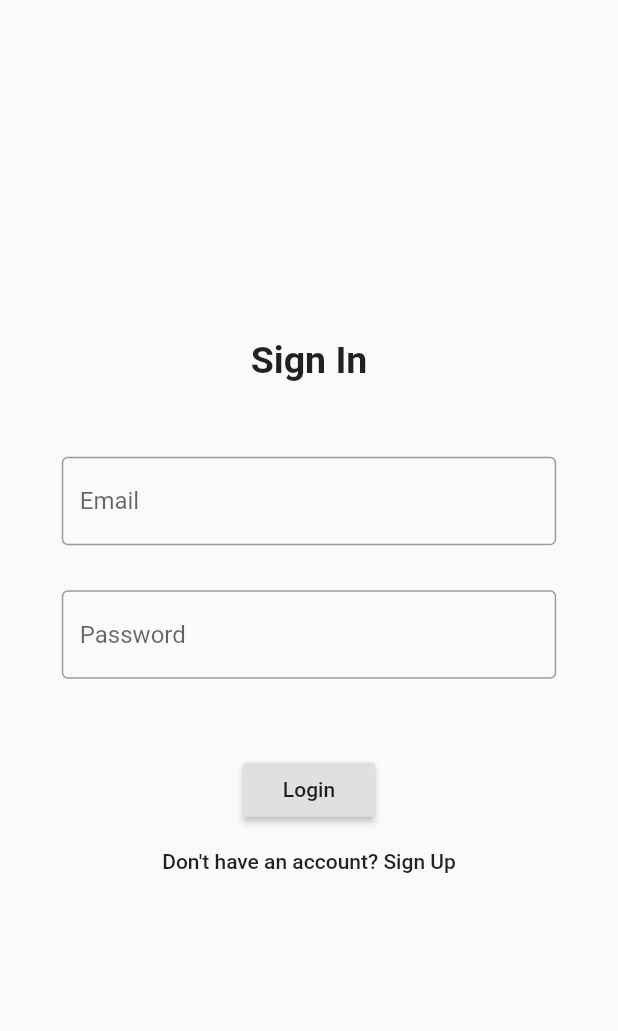
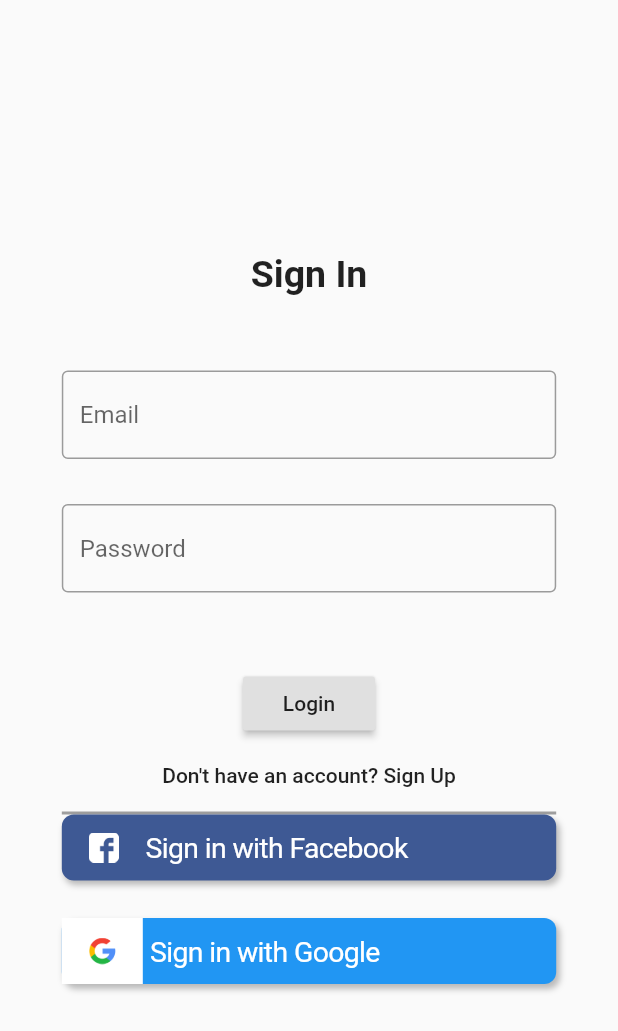
Before and after one commit to haroonkhan335/friends_making, a Flutter app: the screen it shows after launch, on a phone screen of 412 x 824 dp. Shown: the top 1031 px of the screen. Run offline on Flutter 3.47's test engine with Material 2 defaults, Android fonts, the phone set to English and light mode, and no system bars; our stand-ins replace bubble, cached_network_image, cloud_firestore, firebase_auth, firebase_core, firebase_database and 9 more; accounts and stored records are empty.

Commit message:
social auths

```diff
--- /dev/null
+++ b/lib/consts/socialLoginButtons.dart
@@ -0,0 +1,232 @@
+import 'package:cloud_firestore/cloud_firestore.dart';
+import 'package:firebase_auth/firebase_auth.dart';
+import 'package:flutter/material.dart';
+import 'package:friends_making/src/auth/controllers/authController.dart';
+import 'package:get/get.dart';
+import 'package:sign_in_with_apple/sign_in_with_apple.dart';
+
+class SocialLoginButtons {
+  static final _firestore = FirebaseFirestore.instance;
+  static final _firebaseAuth = FirebaseAuth.instance;
+  static AuthorizationCredentialAppleID authorizationCredentialAppleID;
+
+  static final double height = 44;
+  static final _appleIconSizeScale = 28 / 44;
+  static final fontSize = height * 0.43;
+  static final AuthController authController = Get.find();
+
+  // static Widget apple({String city, String directions, double latitude, double longitude}) => SignInWithAppleButton(
+  //       iconAlignment: IconAlignment.left,
+  //       onPressed: () async {
+  //         try {
+  //           authorizationCredentialAppleID = await SignInWithApple.getAppleIDCredential(
+  //             scopes: [
+  //               AppleIDAuthorizationScopes.email,
+  //               AppleIDAuthorizationScopes.fullName,
+  //             ],
+  //           );
+  //           final oauthCredential = OAuthProvider("apple.com").credential(
+  //             idToken: authorizationCredentialAppleID.identityToken,
+  //           );
+  //           final fbUser = (await _firebaseAuth.signInWithCredential(oauthCredential)).user;
+  //           final givenName = authorizationCredentialAppleID.givenName;
+  //           print('GIVEN NAME::: $givenName');
+
+  //           final userData = {
+  //             "uid": fbUser.uid,
+  //             "displayName": givenName,
+  //             "photoUrl": "",
+  //             "email": authorizationCredentialAppleID.email ?? '',
+  //             "emailVerified": true,
+  //             "phoneNumber": "",
+  //             "isAnonymous": true,
+  //             "tenantId": "",
+  //             "lastLoginAt": DateTime.now(),
+  //             "createdAt": DateTime.now(),
+  //             "city": city,
+  //             "directions": authController.address.addressLine ?? '',
+  //             "latitude": authController.latitude ?? '',
+  //             "longitude": authController.longitude ?? '',
+  //             "cityCode": authController.address.locality ?? '',
+  //             "firstName": givenName ?? '',
+  //             "lastName": givenName ?? '',
+  //             "haveCompletedData": false,
+  //             "middleInitial": givenName ?? "",
+  //             "secondLastName": "",
+  //             "drivingLicense": ""
+  //           };
+
+  //           //TODO: remove later after fixing Apple Authentication
+  //           // final firebaseUser = UserModel.User.fromJson(
+  //           //     (await _firestore.collection('users').doc('56I8f8w7n5VC35ZepuizlqpjhH02').get()).data());
+  //           // await authController.signInWithApple(firebaseUser);
+  //           await _firestore.collection('users').doc(fbUser.uid).set(userData);
+  //           await authController.signInWithApple(UserModel.User.fromJson(userData));
+  //         } on SignInWithAppleAuthorizationException catch (e, s) {
+  //           switch (e.code) {
+  //             case AuthorizationErrorCode.canceled:
+  //               print('CANCELED');
+  //               return;
+  //               break;
+  //             case AuthorizationErrorCode.failed:
+  //               print('FAILED');
+  //               return;
+  //               break;
+  //             case AuthorizationErrorCode.invalidResponse:
+  //               print('INVALID RESPONSE');
+  //               return;
+  //               break;
+  //             case AuthorizationErrorCode.notHandled:
+  //               print('NOT HANDLED');
+  //               return;
+  //               break;
+  //             case AuthorizationErrorCode.unknown:
+  //               print('UNKNOWN');
+  //               Fluttertoast.showToast(msg: 'Unknown exception by Apple!');
+  //               return;
+  //               break;
+  //             default:
+  //               print('DEFAULT');
+  //           }
+  //         }
+
+  //         // print('AUTHORIZATION CODE ${authorizationCredentialAppleID.authorizationCode}');
+
+  //         // print('APPLE ID CREDENTIALS:::: $authorizationCredentialAppleID');
+  //         // final oAuthProvider = OAuthProvider('apple.com');
+
+  //         // final credential = oAuthProvider.credential(
+  //         //   idToken: authorizationCredentialAppleID.identityToken,
+  //         //   accessToken: authorizationCredentialAppleID.authorizationCode,
+  //         // );
+  //         // await FirebaseAuth.instance.signInWithCredential(credential);
+  //         // print(credential);
+  //       },
+  //     );
+  static Widget facebook = GestureDetector(
+      onTap: () async {
+        // await authController.signInWithFacebook(authController);
+      },
+      child: Container(
+        height: height,
+        decoration: BoxDecoration(
+          color: Color(0xFF3E5994),
+          borderRadius: BorderRadius.circular(8),
+          boxShadow: [
+            BoxShadow(color: Colors.black26, offset: Offset(2, 3), blurRadius: 3),
+          ],
+        ),
+        child: Center(
+          child: Row(
+            children: [
+              Container(
+                padding: EdgeInsets.symmetric(horizontal: 18.0),
+                child: Image(
+                  image: AssetImage('assets/facebook-white-icon.png'),
+                  height: 20,
+                  width: 20,
+                  fit: BoxFit.contain,
+                ),
+              ),
+              Text('Sign in with Facebook',
+                  style: TextStyle(
+                      fontSize: height * 0.43, fontFamily: '.SF Pro Text', letterSpacing: -0.41, inherit: false))
+            ],
+          ),
+        ),
+      ));
+  static Widget google = GestureDetector(
+      onTap: () async {
+        // if (authController.locationService == false) {
+        //   await authController.signInWithGoogle(city: "", directions: "", latitude: 0.0, longitude: 0.0);
+        // } else {
+        //   await authController.signInWithGoogle(
+        //       city: authController.address.locality,
+        //       directions: authController.address.addressLine,
+        //       latitude: authController.latitude,
+        //       longitude: authController.longitude);
+        // }
+      },
+      child: Container(
+        height: height,
+        decoration: BoxDecoration(
+          color: Colors.blue,
+          borderRadius: BorderRadius.circular(8),
+          boxShadow: [
+            BoxShadow(color: Colors.black26, offset: Offset(2, 3), blurRadius: 3),
+          ],
+        ),
+        child: Center(
+          child: Row(
+            children: [
+              IntrinsicHeight(
+                child: Container(
+                  color: Colors.white,
+                  height: height,
+                  padding: EdgeInsets.symmetric(horizontal: 18.0),
+                  child: Image(
+                    image: AssetImage('assets/google-logo-ios.png'),
+                    height: 18,
+                    width: 18,
+                    fit: BoxFit.contain,
+                  ),
+                ),
+              ),
+              SizedBox(width: 5),
+              Text('Sign in with Google',
+                  style: TextStyle(
+                      color: Colors.white,
+                      fontSize: height * 0.43,
+                      fontFamily: '.SF Pro Text',
+                      letterSpacing: -0.41,
+                      inherit: false))
+            ],
+          ),
+        ),
+      ));
+  // static Widget apple = Container(
+  //   height: height,
+  //   decoration: BoxDecoration(
+  //     color: Colors.black,
+  //     boxShadow: [
+  //       BoxShadow(color: Colors.grey, offset: Offset(3, 3), blurRadius: 3),
+  //       BoxShadow(color: Colors.grey, offset: Offset(-3, 3), blurRadius: 3),
+  //       BoxShadow(color: Colors.grey, offset: Offset(3, -3), blurRadius: 3),
+  //       BoxShadow(color: Colors.grey, offset: Offset(-3, -3), blurRadius: 3),
+  //     ],
+  //     borderRadius: BorderRadius.circular(8),
+  //   ),
+  //   child: Center(
+  //     child: Row(
+  //       mainAxisAlignment: MainAxisAlignment.center,
+  //       children: [
+  //         appleIcon,
+  //         SizedBox(width: 10),
+  //         Text('Sign in with Apple',
+  //             style:
+  //                 TextStyle(fontSize: height * 0.43, fontFamily: '.SF Pro Text', letterSpacing: -0.41, inherit: false))
+  //       ],
+  //     ),
+  //   ),
+  // );
+
+  static final appleIcon = Container(
+    width: _appleIconSizeScale * height,
+    height: _appleIconSizeScale * height + 2,
+    padding: EdgeInsets.only(
+      // Properly aligns the Apple icon with the text of the button
+      bottom: (4 / 44) * height,
+    ),
+    child: Center(
+      child: Container(
+        width: fontSize * (25 / 31),
+        height: fontSize,
+        child: CustomPaint(
+          painter: AppleLogoPainter(
+            color: Colors.white,
+          ),
+        ),
+      ),
+    ),
+  );
+}
--- a/lib/src/auth/screens/loginScreen.dart
+++ b/lib/src/auth/screens/loginScreen.dart
@@ -1,4 +1,5 @@
 import 'package:flutter/material.dart';
+import 'package:friends_making/consts/socialLoginButtons.dart';
 import 'package:friends_making/src/auth/controllers/authController.dart';
 import 'package:friends_making/utils/pages.dart';
 import 'package:get/get.dart';
@@ -62,7 +63,15 @@ class LoginScreen extends StatelessWidget {
                     child: Text('Don\'t have an account? Sign Up'),
                     onPressed: () {
                       Get.toNamed(Pages.SIGN_UP);
-                    })
+                    }),
+                Divider(
+                  height: 2,
+                  color: Colors.grey,
+                  thickness: 2,
+                ),
+                SocialLoginButtons.facebook,
+                SizedBox(height: 25),
+                SocialLoginButtons.google,
               ],
             ),
           ),
```
Also changed, not shown: lib/src/auth/controllers/authController.dart (+8 -12 lines), lib/src/auth/services/authServices.dart (+60 -0 lines), pubspec.yaml (+8 -2 lines), assets/facebook-logo-ios.png (added), assets/facebook-white-icon.png (added), assets/google-logo-ios.png (added), pubspec.lock, 3 other files.
